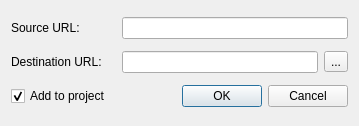
Above: src/corelibs/U2Formats/src/ace/ui/ConvertAceToSqliteDialog.ui from violethaze74/ugene before the change. Below: the same form after it.
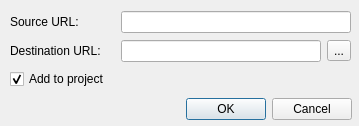
That is the form after the change.

```diff
--- a/src/corelibs/U2Formats/src/ace/ui/ConvertAceToSqliteDialog.ui
+++ b/src/corelibs/U2Formats/src/ace/ui/ConvertAceToSqliteDialog.ui
@@ -13,10 +13,19 @@
   <property name="windowTitle">
    <string>Import ACE File</string>
   </property>
-  <layout class="QVBoxLayout" name="verticalLayout_2">
-   <item>
-    <layout class="QHBoxLayout" name="hlSource">
-     <item>
+  <widget class="QWidget" name="layoutWidget">
+   <property name="geometry">
+    <rect>
+     <x>10</x>
+     <y>10</y>
+     <width>341</width>
+     <height>81</height>
+    </rect>
+   </property>
+   <layout class="QGridLayout" name="gridLayout_3">
+    <item row="0" column="0">
+     <layout class="QGridLayout" name="gridLayout">
+      <item row="0" column="0">
       <widget class="QLabel" name="lblSource">
        <property name="minimumSize">
         <size>
@@ -29,7 +38,7 @@
        </property>
       </widget>
      </item>
-     <item>
+      <item row="0" column="1">
       <widget class="QLineEdit" name="leSource">
        <property name="readOnly">
         <bool>true</bool>
@@ -38,9 +47,19 @@
      </item>
     </layout>
    </item>
-   <item>
-    <layout class="QHBoxLayout" name="hlDest">
-     <item>
+    <item row="2" column="0">
+     <widget class="QCheckBox" name="cbAddToProject">
+      <property name="text">
+       <string>Add to project</string>
+      </property>
+      <property name="checked">
+       <bool>true</bool>
+      </property>
+     </widget>
+    </item>
+    <item row="1" column="0">
+     <layout class="QGridLayout" name="gridLayout_2">
+      <item row="0" column="0">
       <widget class="QLabel" name="lblDest">
        <property name="minimumSize">
         <size>
@@ -53,10 +72,10 @@
        </property>
       </widget>
      </item>
-     <item>
+      <item row="0" column="1">
       <widget class="QLineEdit" name="leDest"/>
      </item>
-     <item>
+      <item row="0" column="2">
       <widget class="QToolButton" name="tbDest">
        <property name="text">
         <string>...</string>
@@ -65,44 +84,21 @@
      </item>
     </layout>
    </item>
-   <item>
-    <layout class="QHBoxLayout" name="hlButtons">
-     <item>
-      <widget class="QCheckBox" name="cbAddToProject">
-       <property name="text">
-        <string>Add to project</string>
-       </property>
-       <property name="checked">
-        <bool>true</bool>
-       </property>
-      </widget>
-     </item>
-     <item>
-      <spacer name="horizontalSpacer">
-       <property name="orientation">
-        <enum>Qt::Horizontal</enum>
-       </property>
-       <property name="sizeHint" stdset="0">
-        <size>
-         <width>40</width>
-         <height>20</height>
-        </size>
-       </property>
-      </spacer>
-     </item>
-     <item>
+   </layout>
+  </widget>
       <widget class="QDialogButtonBox" name="buttonBox">
-       <property name="orientation">
-        <enum>Qt::Horizontal</enum>
+   <property name="geometry">
+    <rect>
+     <x>11</x>
+     <y>98</y>
+     <width>341</width>
+     <height>23</height>
+    </rect>
        </property>
        <property name="standardButtons">
         <set>QDialogButtonBox::Cancel|QDialogButtonBox::Ok</set>
        </property>
       </widget>
-     </item>
-    </layout>
-   </item>
-  </layout>
  </widget>
  <resources/>
  <connections>
```
Left out of the diff: 16 changed lines with no effect on the pictures. Lines whose indentation alone changed are shown as unchanged.
